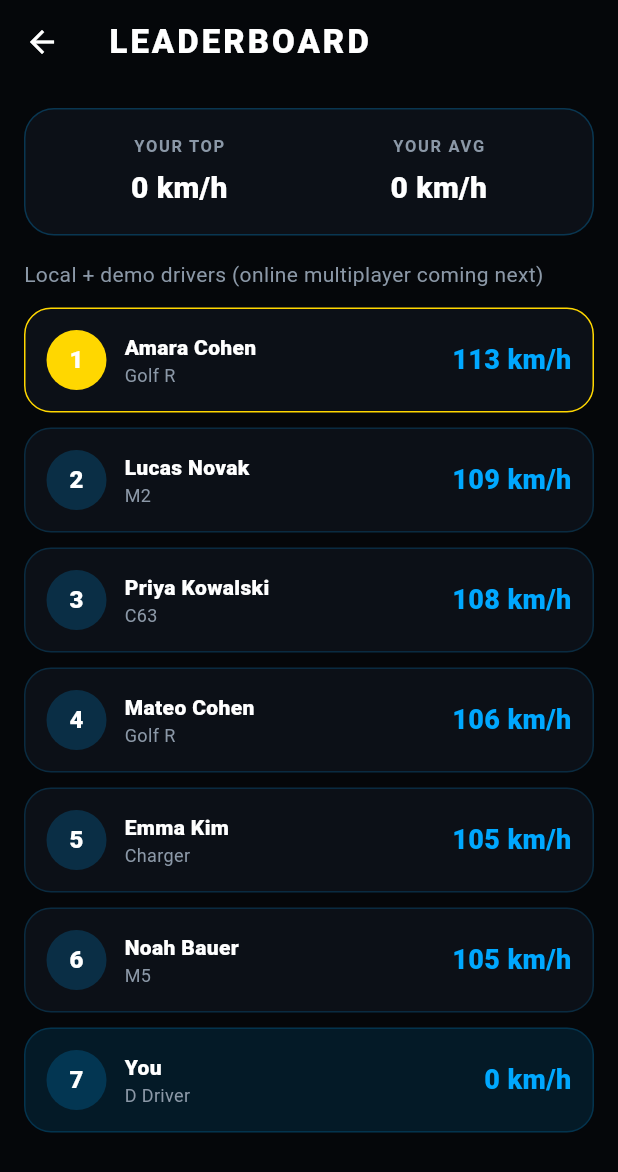
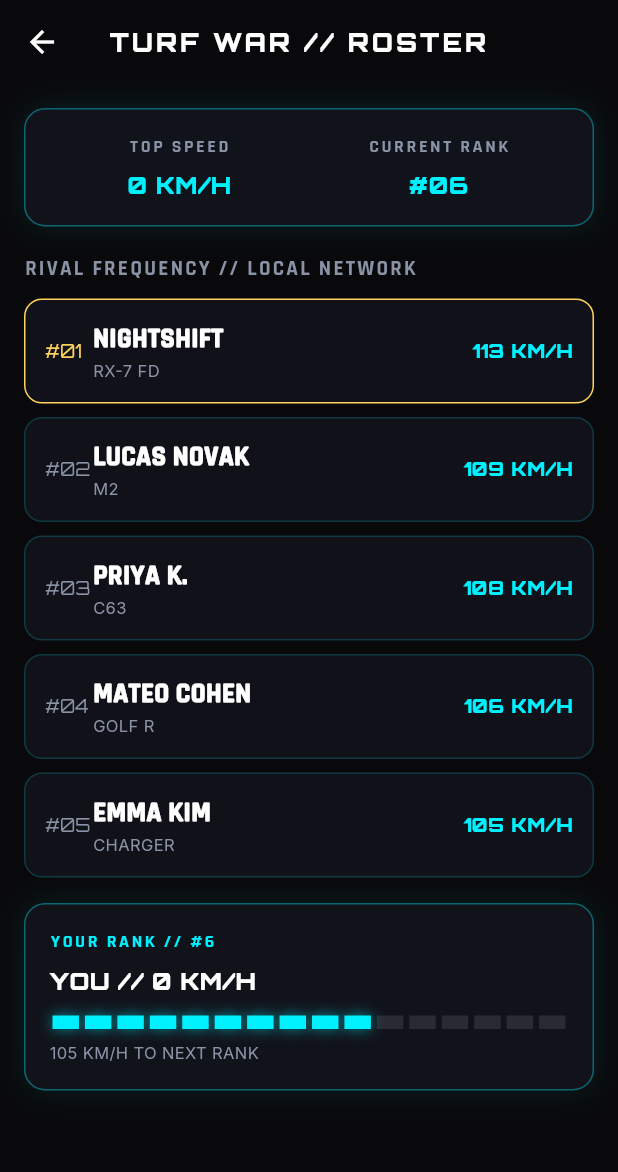
Before and after one commit to wavindi/D, a Flutter app: the LeaderboardScreen screen opened directly, on a phone screen of 412 x 824 dp. Shown: the top 1172 px of the screen. Run offline on Flutter 3.47's test engine with Material 3 defaults, Android fonts, the phone set to English and light mode, and no system bars; our stand-ins replace flutter_map, flutter_riverpod, geolocator, google_fonts, latlong2, shared_preferences; accounts and stored records are empty.

Commit message:
Implement Project D cyberpunk experience

```diff
--- a/lib/core/theme/app_theme.dart
+++ b/lib/core/theme/app_theme.dart
@@ -1,11 +1,12 @@
 import 'package:flutter/material.dart';
+import 'package:google_fonts/google_fonts.dart';
 
 abstract final class AppColors {
-  static const black = Color(0xFF05070A);
-  static const panel = Color(0xEE0C1118);
-  static const blue = Color(0xFF00A8FF);
-  static const blueGlow = Color(0x6600A8FF);
-  static const muted = Color(0xFF8B98A7);
+  static const black = Color(0xFF09090B);
+  static const panel = Color(0xF012121A);
+  static const blue = Color(0xFF00F0FF);
+  static const blueGlow = Color(0x6600F0FF);
+  static const muted = Color(0xFF8993A5);
   static const danger = Color(0xFFFF334F);
 }
 
@@ -20,13 +21,26 @@ abstract final class AppTheme {
       error: AppColors.danger,
     ),
     useMaterial3: true,
+    textTheme: GoogleFonts.interTextTheme(
+      ThemeData.dark().textTheme,
+    ).apply(bodyColor: Colors.white, displayColor: Colors.white),
+    appBarTheme: AppBarTheme(
+      backgroundColor: Colors.transparent,
+      elevation: 0,
+      titleTextStyle: GoogleFonts.orbitron(
+        color: Colors.white,
+        fontWeight: FontWeight.w900,
+        fontSize: 20,
+        letterSpacing: 2,
+      ),
+    ),
     inputDecorationTheme: InputDecorationTheme(
       filled: true,
-      fillColor: AppColors.panel,
+      fillColor: const Color(0xF012121A),
       hintStyle: const TextStyle(color: AppColors.muted),
       border: OutlineInputBorder(
-        borderRadius: BorderRadius.circular(18),
-        borderSide: BorderSide.none,
+        borderRadius: BorderRadius.circular(12),
+        borderSide: BorderSide(color: AppColors.blue.withValues(alpha: .28)),
       ),
     ),
   );
--- a/lib/features/leaderboard/presentation/leaderboard_screen.dart
+++ b/lib/features/leaderboard/presentation/leaderboard_screen.dart
@@ -1,7 +1,9 @@
 import 'package:flutter/material.dart';
 import 'package:flutter_riverpod/flutter_riverpod.dart';
+import 'package:google_fonts/google_fonts.dart';
 
 import '../../../core/theme/app_theme.dart';
+import '../../../shared/widgets/cyber_widgets.dart';
 import '../../run/application/run_providers.dart';
 
 class LeaderboardScreen extends ConsumerWidget {
@@ -20,11 +22,13 @@ class LeaderboardScreen extends ConsumerWidget {
                 onPressed: onMenu,
                 icon: const Icon(Icons.menu_rounded),
               ),
-        title: const Text(
-          'LEADERBOARD',
-          style: TextStyle(fontWeight: FontWeight.w900, letterSpacing: 2),
+        title: Text(
+          'TURF WAR // ROSTER',
+          style: GoogleFonts.orbitron(
+            fontSize: 17,
+            fontWeight: FontWeight.w900,
           ),
-        backgroundColor: Colors.transparent,
+        ),
       ),
       body: history.when(
         loading: () => const Center(
@@ -32,112 +36,78 @@ class LeaderboardScreen extends ConsumerWidget {
         ),
         error: (e, _) => Center(child: Text('$e')),
         data: (runs) {
-          final yourTop = runs.isEmpty
+          final top = runs.isEmpty
               ? 0.0
               : runs.map((r) => r.topSpeedKmh).reduce((a, b) => a > b ? a : b);
-          final yourAvg = runs.isEmpty
-              ? 0.0
-              : runs.map((r) => r.averageSpeedKmh).reduce((a, b) => a + b) /
-                    runs.length;
-          final board = [
-            _Row('Amara Cohen', 'Golf R', 113, true),
-            _Row('Lucas Novak', 'M2', 109, false),
-            _Row('Priya Kowalski', 'C63', 108, false),
-            _Row('You', 'D Driver', yourTop, true),
-            _Row('Mateo Cohen', 'Golf R', 106, false),
-            _Row('Emma Kim', 'Charger', 105, false),
-            _Row('Noah Bauer', 'M5', 105, false),
+          final board = <_Driver>[
+            const _Driver('NIGHTSHIFT', 'RX-7 FD', 113),
+            const _Driver('LUCAS NOVAK', 'M2', 109),
+            const _Driver('PRIYA K.', 'C63', 108),
+            _Driver('YOU', 'D DRIVER', top),
+            const _Driver('MATEO COHEN', 'GOLF R', 106),
+            const _Driver('EMMA KIM', 'CHARGER', 105),
           ]..sort((a, b) => b.speed.compareTo(a.speed));
-
+          final you = board.firstWhere((d) => d.name == 'YOU');
+          final rank = board.indexOf(you) + 1;
+          final ahead = rank == 1 ? 0 : board[rank - 2].speed - you.speed;
           return ListView(
             padding: const EdgeInsets.all(16),
             children: [
-              Container(
-                padding: const EdgeInsets.all(16),
-                decoration: BoxDecoration(
-                  color: AppColors.panel,
-                  borderRadius: BorderRadius.circular(20),
-                  border: Border.all(
-                    color: AppColors.blue.withValues(alpha: .25),
-                  ),
-                ),
+              CyberPanel(
                 child: Row(
                   children: [
                     Expanded(
-                      child: _Mini(
-                        label: 'YOUR TOP',
-                        value: '${yourTop.toStringAsFixed(0)} km/h',
+                      child: _Readout(
+                        label: 'TOP SPEED',
+                        value: '${top.toStringAsFixed(0)} KM/H',
                       ),
                     ),
                     Expanded(
-                      child: _Mini(
-                        label: 'YOUR AVG',
-                        value: '${yourAvg.toStringAsFixed(0)} km/h',
+                      child: _Readout(
+                        label: 'CURRENT RANK',
+                        value: '#${rank.toString().padLeft(2, '0')}',
                       ),
                     ),
                   ],
                 ),
               ),
-              const SizedBox(height: 16),
-              const Text(
-                'Local + demo drivers (online multiplayer coming next)',
-                style: TextStyle(color: AppColors.muted),
-              ),
-              const SizedBox(height: 12),
-              for (var i = 0; i < board.length; i++)
-                Container(
-                  margin: const EdgeInsets.only(bottom: 10),
-                  padding: const EdgeInsets.all(14),
-                  decoration: BoxDecoration(
-                    color: board[i].name == 'You'
-                        ? AppColors.blue.withValues(alpha: .12)
-                        : AppColors.panel,
-                    borderRadius: BorderRadius.circular(18),
-                    border: Border.all(
-                      color: i == 0
-                          ? const Color(0xFFFFD700)
-                          : AppColors.blue.withValues(alpha: .18),
+              const SizedBox(height: 18),
+              Text(
+                'RIVAL FREQUENCY // LOCAL NETWORK',
+                style: GoogleFonts.rajdhani(
+                  color: AppColors.muted,
+                  fontWeight: FontWeight.w800,
+                  letterSpacing: 1.5,
                 ),
               ),
-                  child: Row(
-                    children: [
-                      CircleAvatar(
-                        backgroundColor: i == 0
-                            ? const Color(0xFFFFD700)
-                            : AppColors.blue.withValues(alpha: .2),
-                        foregroundColor: Colors.white,
-                        child: Text(
-                          '${i + 1}',
-                          style: const TextStyle(fontWeight: FontWeight.w900),
-                        ),
-                      ),
-                      const SizedBox(width: 12),
-                      Expanded(
+              const SizedBox(height: 10),
+              for (var i = 0; i < board.length; i++)
+                if (board[i].name != 'YOU')
+                  _RosterRow(rank: i + 1, driver: board[i]),
+              const SizedBox(height: 8),
+              CyberPanel(
                 child: Column(
                   crossAxisAlignment: CrossAxisAlignment.start,
                   children: [
+                    CyberLabel('YOUR RANK // #$rank', color: AppColors.blue),
+                    const SizedBox(height: 6),
                     Text(
-                              board[i].name,
-                              style: const TextStyle(
-                                fontWeight: FontWeight.w800,
+                      'YOU // ${you.speed.toStringAsFixed(0)} KM/H',
+                      style: GoogleFonts.orbitron(
+                        fontWeight: FontWeight.w900,
+                        fontSize: 16,
                       ),
                     ),
+                    const SizedBox(height: 12),
+                    RpmProgressBar(value: rank == 1 ? 1 : .62),
+                    const SizedBox(height: 8),
                     Text(
-                              board[i].car,
+                      rank == 1
+                          ? 'YOU OWN THE NIGHT'
+                          : '${ahead.toStringAsFixed(0)} KM/H TO NEXT RANK',
                       style: const TextStyle(
                         color: AppColors.muted,
-                                fontSize: 12,
-                              ),
-                            ),
-                          ],
-                        ),
-                      ),
-                      Text(
-                        '${board[i].speed.toStringAsFixed(0)} km/h',
-                        style: const TextStyle(
-                          fontWeight: FontWeight.w900,
-                          color: AppColors.blue,
-                          fontSize: 18,
+                        fontSize: 11,
                       ),
                     ),
                   ],
@@ -151,36 +121,90 @@ class LeaderboardScreen extends ConsumerWidget {
   }
 }
 
-class _Row {
-  _Row(this.name, this.car, this.speed, this.highlight);
+class _Driver {
+  const _Driver(this.name, this.car, this.speed);
   final String name;
   final String car;
   final double speed;
-  final bool highlight;
 }
 
-class _Mini extends StatelessWidget {
-  const _Mini({required this.label, required this.value});
+class _Readout extends StatelessWidget {
+  const _Readout({required this.label, required this.value});
   final String label;
   final String value;
-
   @override
   Widget build(BuildContext context) => Column(
     children: [
-      Text(
-        label,
-        style: const TextStyle(
-          color: AppColors.muted,
-          fontSize: 11,
-          letterSpacing: 1.1,
-          fontWeight: FontWeight.w700,
-        ),
-      ),
-      const SizedBox(height: 6),
+      CyberLabel(label),
+      const SizedBox(height: 5),
       Text(
         value,
-        style: const TextStyle(fontSize: 20, fontWeight: FontWeight.w900),
+        style: GoogleFonts.orbitron(
+          color: AppColors.blue,
+          fontWeight: FontWeight.w900,
+          fontSize: 16,
+        ),
       ),
     ],
   );
 }
+
+class _RosterRow extends StatelessWidget {
+  const _RosterRow({required this.rank, required this.driver});
+  final int rank;
+  final _Driver driver;
+  @override
+  Widget build(BuildContext context) => Container(
+    margin: const EdgeInsets.only(bottom: 9),
+    padding: const EdgeInsets.all(13),
+    decoration: BoxDecoration(
+      color: AppColors.panel,
+      border: Border.all(
+        color: rank == 1
+            ? const Color(0xFFFFD45C)
+            : AppColors.blue.withValues(alpha: .18),
+      ),
+      borderRadius: BorderRadius.circular(12),
+    ),
+    child: Row(
+      children: [
+        SizedBox(
+          width: 32,
+          child: Text(
+            '#${rank.toString().padLeft(2, '0')}',
+            style: GoogleFonts.orbitron(
+              color: rank == 1 ? const Color(0xFFFFD45C) : AppColors.muted,
+              fontSize: 12,
+            ),
+          ),
+        ),
+        Expanded(
+          child: Column(
+            crossAxisAlignment: CrossAxisAlignment.start,
+            children: [
+              Text(
+                driver.name,
+                style: GoogleFonts.rajdhani(
+                  fontWeight: FontWeight.w900,
+                  fontSize: 18,
+                ),
+              ),
+              Text(
+                driver.car,
+                style: const TextStyle(color: AppColors.muted, fontSize: 11),
+              ),
+            ],
+          ),
+        ),
+        Text(
+          '${driver.speed.toStringAsFixed(0)} KM/H',
+          style: GoogleFonts.orbitron(
+            color: AppColors.blue,
+            fontWeight: FontWeight.w900,
+            fontSize: 13,
+          ),
+        ),
+      ],
+    ),
+  );
+}
--- /dev/null
+++ b/lib/shared/widgets/cyber_widgets.dart
@@ -0,0 +1,84 @@
+import 'package:flutter/material.dart';
+import 'package:google_fonts/google_fonts.dart';
+
+import '../../core/theme/app_theme.dart';
+
+class CyberPanel extends StatelessWidget {
+  const CyberPanel({
+    super.key,
+    required this.child,
+    this.padding = const EdgeInsets.all(16),
+    this.accent = AppColors.blue,
+  });
+
+  final Widget child;
+  final EdgeInsetsGeometry padding;
+  final Color accent;
+
+  @override
+  Widget build(BuildContext context) => Container(
+    padding: padding,
+    decoration: BoxDecoration(
+      color: AppColors.panel.withValues(alpha: .94),
+      borderRadius: BorderRadius.circular(14),
+      border: Border.all(color: accent.withValues(alpha: .38)),
+      boxShadow: [
+        BoxShadow(color: accent.withValues(alpha: .10), blurRadius: 18),
+      ],
+    ),
+    child: child,
+  );
+}
+
+class CyberLabel extends StatelessWidget {
+  const CyberLabel(this.text, {super.key, this.color = AppColors.muted});
+  final String text;
+  final Color color;
+
+  @override
+  Widget build(BuildContext context) => Text(
+    text,
+    style: GoogleFonts.rajdhani(
+      color: color,
+      fontSize: 12,
+      fontWeight: FontWeight.w800,
+      letterSpacing: 1.7,
+    ),
+  );
+}
+
+class RpmProgressBar extends StatelessWidget {
+  const RpmProgressBar({super.key, required this.value});
+  final double value;
+
+  @override
+  Widget build(BuildContext context) {
+    const segments = 16;
+    final active = (value.clamp(0.0, 1.0) * segments).round();
+    return Row(
+      children: List.generate(
+        segments,
+        (index) => Expanded(
+          child: Container(
+            height: 9,
+            margin: const EdgeInsets.symmetric(horizontal: 2),
+            decoration: BoxDecoration(
+              color: index < active
+                  ? (index >= 13 ? AppColors.danger : AppColors.blue)
+                  : Colors.white.withValues(alpha: .10),
+              boxShadow: index < active
+                  ? [
+                      BoxShadow(
+                        color: (index >= 13 ? AppColors.danger : AppColors.blue)
+                            .withValues(alpha: .55),
+                        blurRadius: 7,
+                      ),
+                    ]
+                  : null,
+            ),
+          ),
+        ),
+      ),
+    );
+  }
+}
--- a/pubspec.yaml
+++ b/pubspec.yaml
@@ -18,6 +18,7 @@ dependencies:
   path: ^1.9.1
   intl: ^0.20.2
   http: ^1.5.0
+  google_fonts: ^6.2.1
 
 dev_dependencies:
   flutter_test:
```
Also changed, not shown: lib/features/history/presentation/run_history_screen.dart (+86 -110 lines), lib/features/home/presentation/home_screen.dart (+31 -1 lines), lib/features/run/application/run_providers.dart (+10 -1 lines), lib/features/run/presentation/active_run_screen.dart (+37 -15 lines), lib/features/territory/presentation/territory_screen.dart (+23 -18 lines), lib/shared/widgets/led_button.dart (+9 -4 lines), pubspec.lock. Lines whose indentation alone changed are shown as unchanged.
